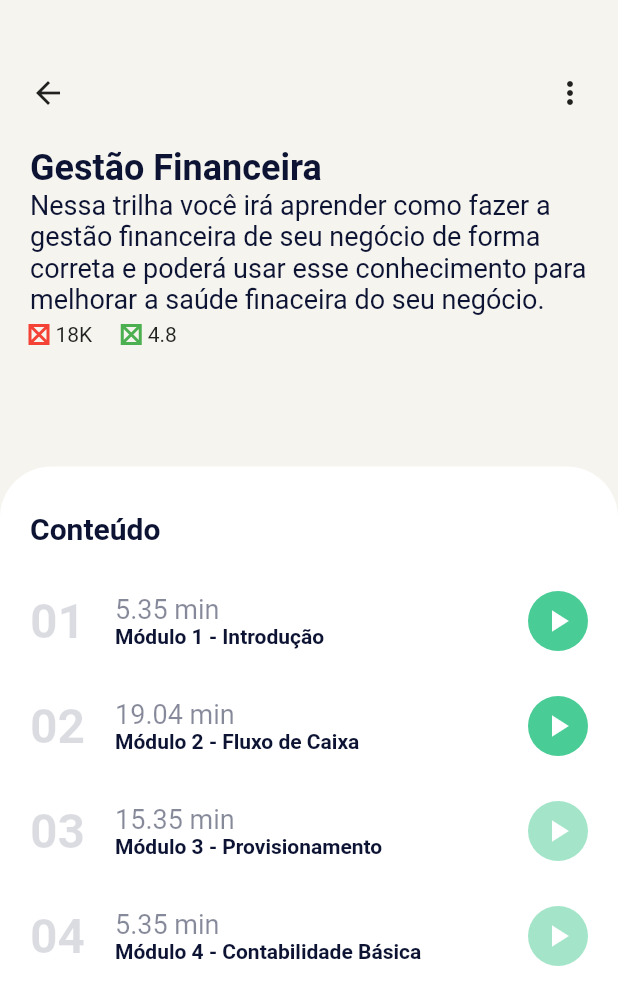
After one commit to relsi/hackathongetnet, a Flutter app: the FinancialManagementPage screen opened by its route, on a phone screen of 412 x 824 dp. The commit adds this screen. Shown: the top 1005 px of the screen. Run offline on Flutter 3.47's test engine with Material 2 defaults, Android fonts, the light colour scheme and no system bars; our stand-ins replace dio, flutter_modular, flutter_svg, mobx; generated files the repository leaves out were written again.

Commit message:
Feature: create the mockup pages

```diff
--- a/lib/app/modules/home/home_page.dart
+++ b/lib/app/modules/home/home_page.dart
@@ -55,7 +55,7 @@ class _HomePageState extends ModularState<HomePage, HomeController> {
                 itemBuilder: (context, index) {
                   return GestureDetector(
                     onTap: () {
-                      Modular.link.pushNamed('/details');
+                      Modular.link.pushNamed(categories[index].page);
                     },
                     child: Container(
                       padding: EdgeInsets.all(20),
--- /dev/null
+++ b/lib/app/modules/home/pages/financial_management.dart
@@ -0,0 +1,221 @@
+import 'package:flutter/material.dart';
+import 'package:flutter_modular/flutter_modular.dart';
+import 'package:flutter_svg/flutter_svg.dart';
+
+import '../../../shared/utils/constants.dart';
+import '../home_controller.dart';
+
+class FinancialManagementPage extends StatefulWidget {
+  const FinancialManagementPage({Key key}) : super(key: key);
+
+  @override
+  _FinancialManagementPageState createState() =>
+      _FinancialManagementPageState();
+}
+
+class _FinancialManagementPageState
+    extends ModularState<FinancialManagementPage, HomeController> {
+  @override
+  Widget build(BuildContext context) {
+    return Scaffold(
+      body: Container(
+        width: double.infinity,
+        decoration: BoxDecoration(
+          color: Color(0xFFF5F4EF),
+        ),
+        child: Column(
+          children: <Widget>[
+            Padding(
+              padding: EdgeInsets.only(left: 20, top: 50, right: 20),
+              child: Column(
+                crossAxisAlignment: CrossAxisAlignment.start,
+                children: <Widget>[
+                  Row(
+                    mainAxisAlignment: MainAxisAlignment.spaceBetween,
+                    children: <Widget>[
+                      GestureDetector(
+                        onTap: () {
+                          Modular.to.pop();
+                        },
+                        child: Icon(Icons.arrow_back),
+                      ),
+                      GestureDetector(
+                        onTap: () {},
+                        child: Icon(Icons.more_vert),
+                      ),
+                    ],
+                  ),
+                  SizedBox(height: 24),
+                  Text("Gestão Financeira", style: kHeadingextStyle),
+                  Text(
+                      "Nessa trilha você irá aprender como fazer a gestão financeira de seu negócio de forma correta e poderá usar esse conhecimento para melhorar a saúde finaceira do seu negócio.",
+                      style: kSubtitleTextSyule),
+                  SizedBox(height: 5),
+                  Row(
+                    children: <Widget>[
+                      // Todo: Alterar o placeholder para icone de usuarios
+                      Placeholder(
+                        color: Colors.red,
+                        fallbackHeight: 12.0,
+                        fallbackWidth: 12.0,
+                      ),
+                      SizedBox(width: 5),
+                      Text("18K"),
+                      SizedBox(width: 20),
+                      // Todo: Alterar o placeholder para icone de usuarios
+                      Placeholder(
+                        color: Colors.green,
+                        fallbackHeight: 12.0,
+                        fallbackWidth: 12.0,
+                      ),
+                      SizedBox(width: 5),
+                      Text("4.8")
+                    ],
+                  ),
+                  SizedBox(height: 20),
+                ],
+              ),
+            ),
+            SizedBox(height: 60),
+            Expanded(
+              child: Container(
+                width: double.infinity,
+                decoration: BoxDecoration(
+                  borderRadius: BorderRadius.only(
+                    topLeft: Radius.circular(34.0),
+                    topRight: Radius.circular(34.0),
+                  ),
+                  color: Colors.white,
+                ),
+                child: Stack(
+                  children: <Widget>[
+                    Padding(
+                      padding: const EdgeInsets.only(
+                          top: 30.0, left: 20.0, right: 20.0),
+                      child: SingleChildScrollView(
+                        physics: BouncingScrollPhysics(),
+                        child: Column(
+                          crossAxisAlignment: CrossAxisAlignment.start,
+                          children: <Widget>[
+                            Text("Conteúdo", style: kTitleTextStyle),
+                            SizedBox(height: 30),
+                            CourseContent(
+                              number: "01",
+                              duration: 5.35,
+                              title: "Módulo 1 - Introdução",
+                              isDone: true,
+                            ),
+                            CourseContent(
+                              number: '02',
+                              duration: 19.04,
+                              title: "Módulo 2 - Fluxo de Caixa",
+                              isDone: true,
+                            ),
+                            CourseContent(
+                              number: '03',
+                              duration: 15.35,
+                              title: "Módulo 3 - Provisionamento ",
+                            ),
+                            CourseContent(
+                              number: '04',
+                              duration: 5.35,
+                              title: "Módulo 4 - Contabilidade Básica",
+                            ),
+                          ],
+                        ),
+                      ),
+                    ),
+                  ],
+                ),
+              ),
+            ),
+          ],
+        ),
+      ),
+    );
+  }
+}
+
+class BestSellerClipper extends CustomClipper<Path> {
+  @override
+  getClip(Size size) {
+    var path = Path();
+    path.lineTo(size.width - 20, 0);
+    path.lineTo(size.width, size.height / 2);
+    path.lineTo(size.width - 20, size.height);
+    path.lineTo(0, size.height);
+    path.lineTo(0, 0);
+    path.close();
+    return path;
+  }
+
+  @override
+  bool shouldReclip(CustomClipper oldClipper) {
+    return false;
+  }
+}
+
+class CourseContent extends StatelessWidget {
+  final String number;
+  final double duration;
+  final String title;
+  final bool isDone;
+  const CourseContent({
+    Key key,
+    this.number,
+    this.duration,
+    this.title,
+    this.isDone = false,
+  }) : super(key: key);
+
+  @override
+  Widget build(BuildContext context) {
+    return Padding(
+      padding: const EdgeInsets.only(bottom: 30),
+      child: Row(
+        children: <Widget>[
+          Text(
+            number,
+            style: kHeadingextStyle.copyWith(
+              color: kTextColor.withOpacity(.15),
+              fontSize: 32,
+            ),
+          ),
+          SizedBox(width: 20),
+          Column(
+            crossAxisAlignment: CrossAxisAlignment.start,
+            children: [
+              Text(
+                "$duration min",
+                style: TextStyle(
+                  color: kTextColor.withOpacity(.5),
+                  fontSize: 18,
+                ),
+              ),
+              Text(
+                title,
+                overflow: TextOverflow.ellipsis,
+                maxLines: 1,
+                style: kSubtitleTextSyule.copyWith(
+                  fontWeight: FontWeight.w600,
+                  fontSize: 14,
+                ),
+              ),
+            ],
+          ),
+          Spacer(),
+          Container(
+            margin: EdgeInsets.only(left: 20),
+            height: 40,
+            width: 40,
+            decoration: BoxDecoration(
+              shape: BoxShape.circle,
+              color: kGreenColor.withOpacity(isDone ? 1 : .5),
+            ),
+            child: Icon(Icons.play_arrow, color: Colors.white),
+          )
+        ],
+      ),
+    );
+  }
+}
--- a/lib/app/modules/home/pages/details_page.dart
+++ b/lib/app/modules/home/pages/operational_management.dart
@@ -5,16 +5,16 @@ import 'package:flutter_svg/flutter_svg.dart';
 import '../../../shared/utils/constants.dart';
 import '../home_controller.dart';
 
-class DetailsPage extends StatefulWidget {
-  const DetailsPage({Key key}) : super(key: key);
+class OperationalManagementPage extends StatefulWidget {
+  const OperationalManagementPage({Key key}) : super(key: key);
 
   @override
-  _DetailsPageState createState() => _DetailsPageState();
+  _OperationalManagementPageState createState() =>
+      _OperationalManagementPageState();
 }
 
-class _DetailsPageState extends ModularState<DetailsPage, HomeController> {
-  //use 'controller' variable to access controller
-
+class _OperationalManagementPageState
+    extends ModularState<OperationalManagementPage, HomeController> {
   @override
   Widget build(BuildContext context) {
     return Scaffold(
@@ -46,8 +46,10 @@ class _DetailsPageState extends ModularState<DetailsPage, HomeController> {
                     ],
                   ),
                   SizedBox(height: 24),
-                  Text("Conhecimento de Mercado", style: kHeadingextStyle),
-                  Text("Subtítulo do curso", style: kSubtitleTextSyule),
+                  Text("Gestão Operacional", style: kHeadingextStyle),
+                  Text(
+                      "Gestão operacional é uma atividades chave de qualquer empreendimento, pois é através dela que temos o controle de todos as operações desenvolvidas no negócio. Vamos aprender nessa trilha como construir uma gestão operacional sólida para o seu negócio..",
+                      style: kSubtitleTextSyule),
                   SizedBox(height: 5),
                   Row(
                     children: <Widget>[
@@ -95,29 +97,29 @@ class _DetailsPageState extends ModularState<DetailsPage, HomeController> {
                         child: Column(
                           crossAxisAlignment: CrossAxisAlignment.start,
                           children: <Widget>[
-                            Text("Conteúdo do curso", style: kTitleTextStyle),
+                            Text("Conteúdo", style: kTitleTextStyle),
                             SizedBox(height: 30),
                             CourseContent(
                               number: "01",
                               duration: 5.35,
-                              title: "Módulo 1 - Introducao",
+                              title: "Módulo 1 - Introdução",
                               isDone: true,
                             ),
                             CourseContent(
                               number: '02',
                               duration: 19.04,
-                              title: "Módulo 2 - Sebrae",
+                              title: "Módulo 2 - Análise de Mercado",
                               isDone: true,
                             ),
                             CourseContent(
                               number: '03',
                               duration: 15.35,
-                              title: "Módulo 3 - Mercado Financeiro ",
+                              title: "Módulo 3 - Análise de Cenários ",
                             ),
                             CourseContent(
                               number: '04',
                               duration: 5.35,
-                              title: "Módulo 4 - final",
+                              title: "Módulo 4 - Análise Estratégica",
                             ),
                           ],
                         ),
```
Also changed, not shown: lib/app/modules/home/home_module.dart (+12 -2 lines), lib/app/modules/home/model/category.dart (+12 -6 lines), lib/app/modules/home/pages/market_knowledge.dart (added, +220 -0 lines), lib/app/modules/home/pages/marketing_management.dart (added, +220 -0 lines).
